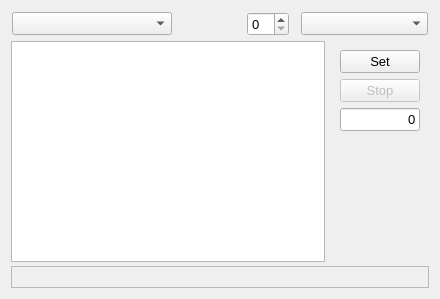
MccDv/universaltest, file subwidget.ui: the form before one commit.
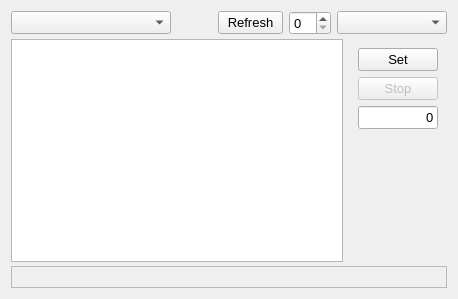
The form after the commit.

Commit message: Fixed signal issues

```diff
--- a/subwidget.ui
+++ b/subwidget.ui
@@ -6,7 +6,7 @@
    <rect>
     <x>0</x>
     <y>0</y>
-    <width>440</width>
+    <width>458</width>
     <height>299</height>
    </rect>
   </property>
@@ -45,21 +45,18 @@
      <property name="frameShadow">
       <enum>QFrame::Raised</enum>
      </property>
-     <layout class="QHBoxLayout" name="horizontalLayout" stretch="8,4,2,8">
-      <property name="spacing">
-       <number>12</number>
-      </property>
+     <layout class="QHBoxLayout" name="horizontalLayout" stretch="10,3,5,3,8">
       <property name="leftMargin">
-       <number>1</number>
+       <number>0</number>
       </property>
       <property name="topMargin">
-       <number>1</number>
+       <number>0</number>
       </property>
       <property name="rightMargin">
-       <number>1</number>
+       <number>0</number>
       </property>
       <property name="bottomMargin">
-       <number>1</number>
+       <number>0</number>
       </property>
       <item>
        <widget class="QComboBox" name="cmbInfoType">
@@ -69,6 +66,12 @@
           <height>0</height>
          </size>
         </property>
+        <property name="maximumSize">
+         <size>
+          <width>180</width>
+          <height>16777215</height>
+         </size>
+        </property>
        </widget>
       </item>
       <item>
@@ -84,6 +87,25 @@
         </property>
        </spacer>
       </item>
+      <item>
+       <widget class="QPushButton" name="cmdRefresh">
+        <property name="minimumSize">
+         <size>
+          <width>55</width>
+          <height>0</height>
+         </size>
+        </property>
+        <property name="maximumSize">
+         <size>
+          <width>65</width>
+          <height>16777215</height>
+         </size>
+        </property>
+        <property name="text">
+         <string>Refresh</string>
+        </property>
+       </widget>
+      </item>
       <item>
        <widget class="QSpinBox" name="spnIndex">
         <property name="sizePolicy">
@@ -98,6 +120,12 @@
           <height>0</height>
          </size>
         </property>
+        <property name="maximumSize">
+         <size>
+          <width>46</width>
+          <height>16777215</height>
+         </size>
+        </property>
        </widget>
       </item>
       <item>
@@ -114,6 +142,12 @@
           <height>0</height>
          </size>
         </property>
+        <property name="maximumSize">
+         <size>
+          <width>120</width>
+          <height>16777215</height>
+         </size>
+        </property>
        </widget>
       </item>
      </layout>
```
The commit also changes 2 other files.
